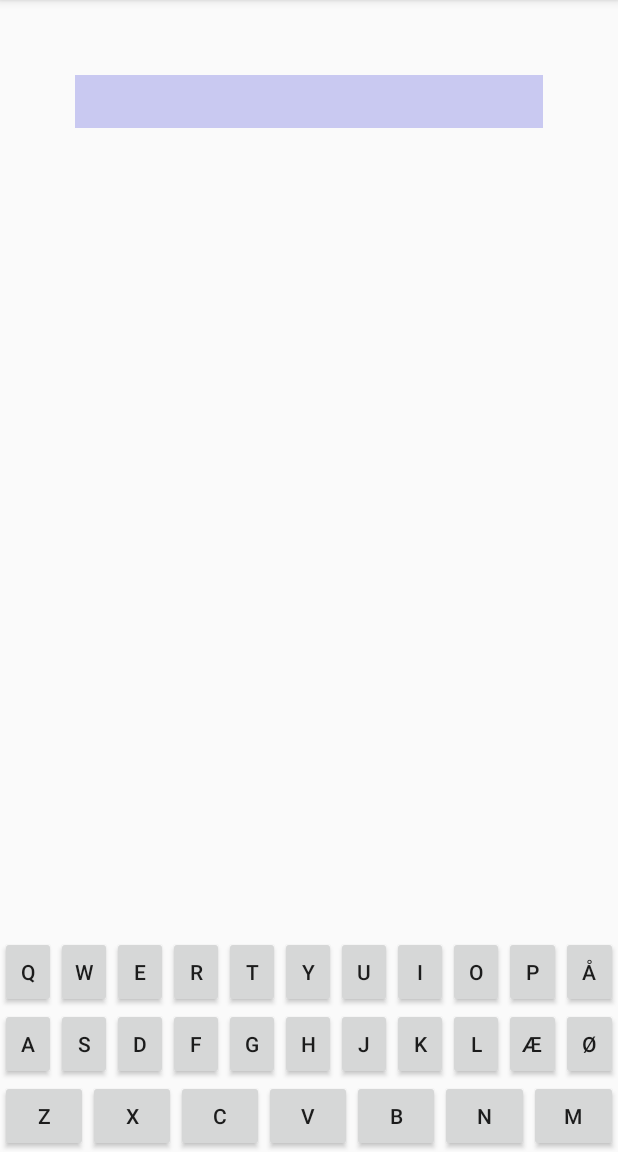
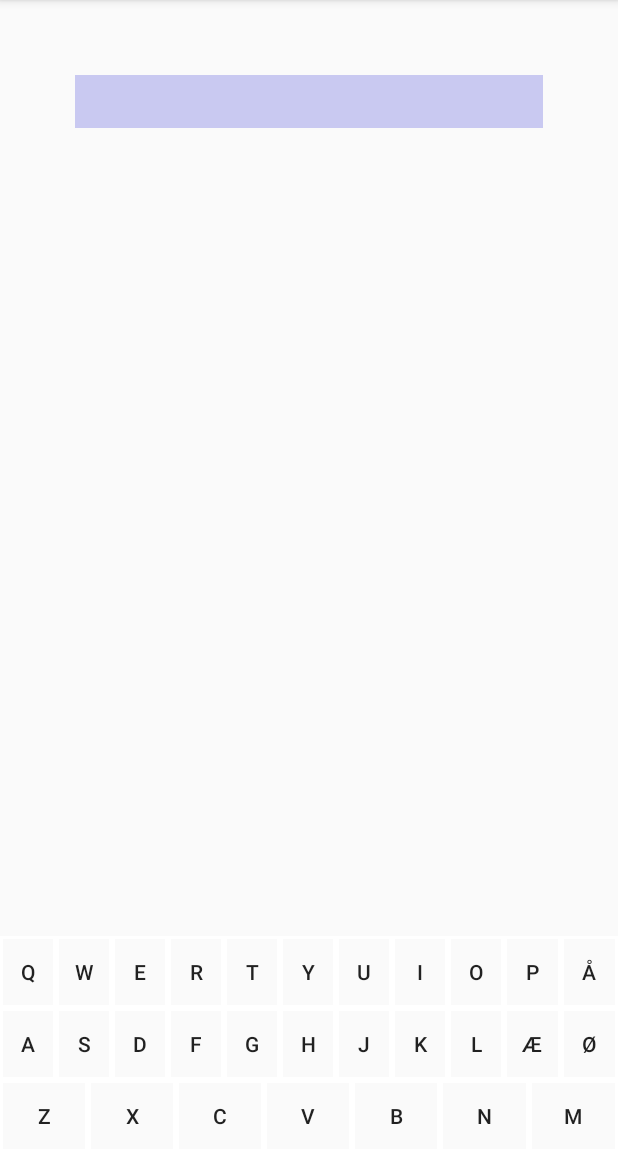
Before and after one commit to NicolaiNisbeth/galgeleg, an Android app: the GameActivity screen opened directly, with no data from a screen before it, on a phone screen of 412 x 824 dp, the part 84-1236 px from its top. Run offline under Robolectric (Android 15) with nearby library versions, the phone set to English and light mode, and no system bars.

Commit message:
beautified keyboard

```diff
--- /dev/null
+++ b/app/src/main/res/drawable/btn_apple.xml
@@ -0,0 +1,11 @@
+<?xml version="1.0" encoding="utf-8"?>
+<shape xmlns:android="http://schemas.android.com/apk/res/android"
+    android:shape="rectangle">
+
+    <stroke
+        android:width="2dp"
+        android:color="#FFF"
+        />
+
+
+</shape>
--- a/app/src/main/res/layout/keyboard.xml
+++ b/app/src/main/res/layout/keyboard.xml
@@ -11,6 +11,7 @@
             android:layout_width="0dp"
             android:layout_height="wrap_content"
             android:layout_weight="1"
+            android:background="@drawable/btn_apple"
             android:text="@string/qBtn"/>
 
         <Button
@@ -18,6 +19,7 @@
             android:layout_width="0dp"
             android:layout_height="wrap_content"
             android:layout_weight="1"
+            android:background="@drawable/btn_apple"
             android:text="@string/wBtn" />
 
         <Button
@@ -25,6 +27,7 @@
             android:layout_width="0dp"
             android:layout_height="wrap_content"
             android:layout_weight="1"
+            android:background="@drawable/btn_apple"
             android:text="@string/eBtn" />
 
         <Button
@@ -32,6 +35,7 @@
             android:layout_width="0dp"
             android:layout_height="wrap_content"
             android:layout_weight="1"
+            android:background="@drawable/btn_apple"
             android:text="@string/rBtn" />
 
         <Button
@@ -39,6 +43,7 @@
             android:layout_width="0dp"
             android:layout_height="wrap_content"
             android:layout_weight="1"
+            android:background="@drawable/btn_apple"
             android:text="@string/tBtn"/>
 
         <Button
@@ -46,6 +51,7 @@
             android:layout_width="0dp"
             android:layout_height="wrap_content"
             android:layout_weight="1"
+            android:background="@drawable/btn_apple"
             android:text="@string/yBtn"/>
 
         <Button
@@ -53,6 +59,7 @@
             android:layout_width="0dp"
             android:layout_height="wrap_content"
             android:layout_weight="1"
+            android:background="@drawable/btn_apple"
             android:text="@string/uBtn"/>
 
         <Button
@@ -60,6 +67,7 @@
             android:layout_width="0dp"
             android:layout_height="wrap_content"
             android:layout_weight="1"
+            android:background="@drawable/btn_apple"
             android:text="@string/iBtn"/>
 
         <Button
@@ -67,6 +75,7 @@
             android:layout_width="0dp"
             android:layout_height="wrap_content"
             android:layout_weight="1"
+            android:background="@drawable/btn_apple"
             android:text="@string/oBtn"/>
 
         <Button
@@ -74,6 +83,7 @@
             android:layout_width="0dp"
             android:layout_height="wrap_content"
             android:layout_weight="1"
+            android:background="@drawable/btn_apple"
             android:text="@string/pBtn"/>
 
         <Button
@@ -81,6 +91,7 @@
             android:layout_width="0dp"
             android:layout_height="wrap_content"
             android:layout_weight="1"
+            android:background="@drawable/btn_apple"
             android:text="@string/åBtn"/>
 
     </LinearLayout>
@@ -95,6 +106,7 @@
             android:layout_width="0dp"
             android:layout_height="wrap_content"
             android:layout_weight="1"
+            android:background="@drawable/btn_apple"
             android:text="@string/aBtn"/>
 
         <Button
@@ -102,6 +114,7 @@
             android:layout_width="0dp"
             android:layout_height="wrap_content"
             android:layout_weight="1"
+            android:background="@drawable/btn_apple"
             android:text="@string/sBtn"/>
 
         <Button
@@ -109,6 +122,7 @@
             android:layout_width="0dp"
             android:layout_height="wrap_content"
             android:layout_weight="1"
+            android:background="@drawable/btn_apple"
             android:text="@string/dBtn"/>
 
         <Button
@@ -116,6 +130,7 @@
             android:layout_width="0dp"
             android:layout_height="wrap_content"
             android:layout_weight="1"
+            android:background="@drawable/btn_apple"
             android:text="@string/fBtn"/>
 
         <Button
@@ -123,12 +138,14 @@
             android:layout_width="0dp"
             android:layout_height="wrap_content"
             android:layout_weight="1"
+            android:background="@drawable/btn_apple"
             android:text="@string/gBtn"/>
         <Button
             android:id="@+id/hBtn"
             android:layout_width="0dp"
             android:layout_height="wrap_content"
             android:layout_weight="1"
+            android:background="@drawable/btn_apple"
             android:text="@string/hBtn"/>
 
         <Button
@@ -136,6 +153,7 @@
             android:layout_width="0dp"
             android:layout_height="wrap_content"
             android:layout_weight="1"
+            android:background="@drawable/btn_apple"
             android:text="@string/jBtn"/>
 
         <Button
@@ -143,6 +161,7 @@
             android:layout_width="0dp"
             android:layout_height="wrap_content"
             android:layout_weight="1"
+            android:background="@drawable/btn_apple"
             android:text="@string/kBtn"/>
 
         <Button
@@ -150,6 +169,7 @@
             android:layout_width="0dp"
             android:layout_height="wrap_content"
             android:layout_weight="1"
+            android:background="@drawable/btn_apple"
             android:text="@string/lBtn"/>
 
         <Button
@@ -157,6 +177,7 @@
             android:layout_width="0dp"
             android:layout_height="wrap_content"
             android:layout_weight="1"
+            android:background="@drawable/btn_apple"
             android:text="@string/æBtn"/>
 
         <Button
@@ -164,6 +185,7 @@
             android:layout_width="0dp"
             android:layout_height="wrap_content"
             android:layout_weight="1"
+            android:background="@drawable/btn_apple"
             android:text="@string/øBtn"/>
     </LinearLayout>
 
@@ -177,42 +199,49 @@
             android:layout_width="0dp"
             android:layout_height="wrap_content"
             android:layout_weight="1"
+            android:background="@drawable/btn_apple"
             android:text="@string/zBtn"/>
         <Button
             android:id="@+id/xBtn"
             android:layout_width="0dp"
             android:layout_height="wrap_content"
             android:layout_weight="1"
+            android:background="@drawable/btn_apple"
             android:text="@string/xBtn"/>
         <Button
             android:id="@+id/cBtn"
             android:layout_width="0dp"
             android:layout_height="wrap_content"
             android:layout_weight="1"
+            android:background="@drawable/btn_apple"
             android:text="@string/cBtn"/>
         <Button
             android:id="@+id/vBtn"
             android:layout_width="0dp"
             android:layout_height="wrap_content"
             android:layout_weight="1"
+            android:background="@drawable/btn_apple"
             android:text="@string/vBtn"/>
         <Button
             android:id="@+id/bBtn"
             android:layout_width="0dp"
             android:layout_height="wrap_content"
             android:layout_weight="1"
+            android:background="@drawable/btn_apple"
             android:text="@string/bBtn"/>
         <Button
             android:id="@+id/nBtn"
             android:layout_width="0dp"
             android:layout_height="wrap_content"
             android:layout_weight="1"
+            android:background="@drawable/btn_apple"
             android:text="@string/nBtn"/>
         <Button
             android:id="@+id/mBtn"
             android:layout_width="0dp"
             android:layout_height="wrap_content"
             android:layout_weight="1"
+            android:background="@drawable/btn_apple"
             android:text="@string/mBtn"/>
 
     </LinearLayout>
```
